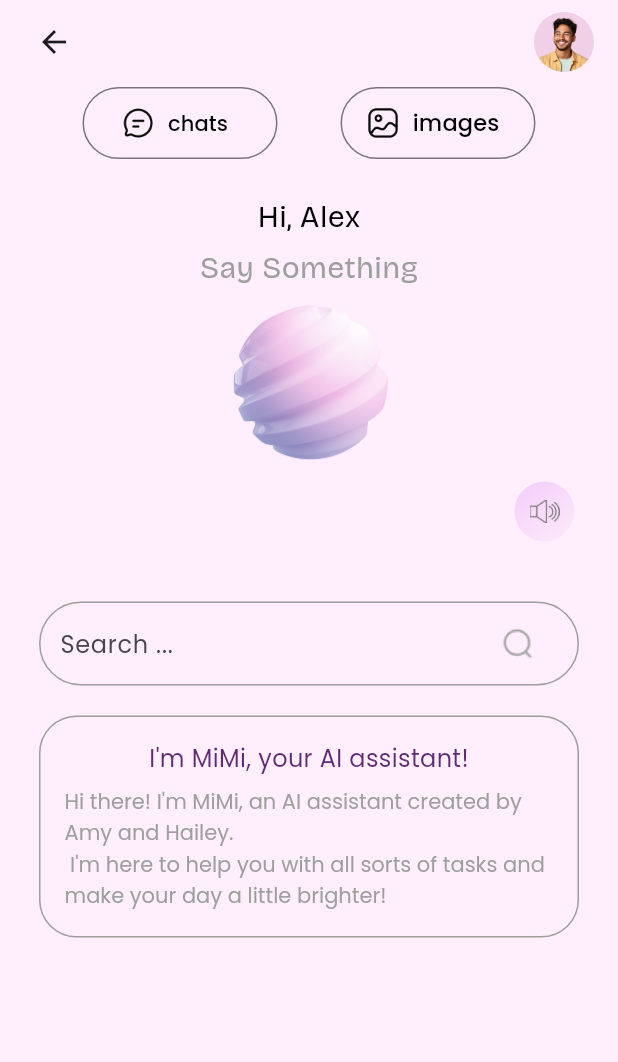
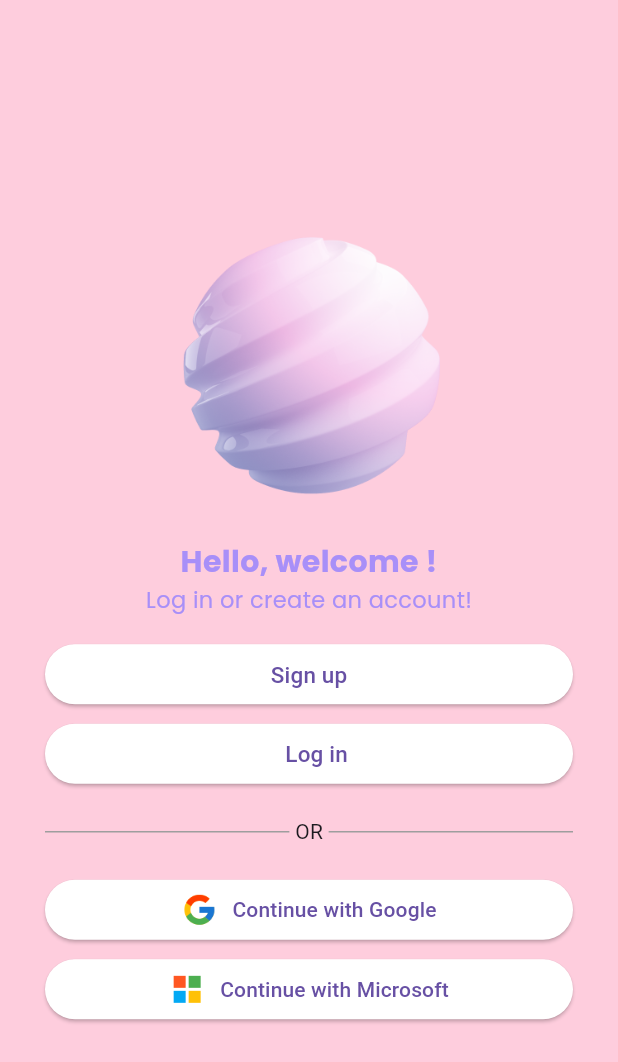
Before and after one commit to jiapanWei/voice_assistant, a Flutter app: the screen it shows after launch, on a phone screen of 412 x 824 dp. Shown: the top 1062 px of the screen. Run offline on Flutter 3.47's test engine with Material 3 defaults, Android fonts, the phone set to English and light mode, and no system bars; our stand-ins replace firebase_auth, firebase_core, google_fonts, image_gallery_saver, loading_animation_widget, lottie and 1 more; missing offline and left inert: flutter_downloader, text_to_speech; accounts and stored records are empty; project files that could hold a hidden picture were left out.

Commit message:
Adds LoginScreen and AuthScreen (firebase)

```diff
--- a/lib/main.dart
+++ b/lib/main.dart
@@ -1,13 +1,21 @@
 import 'package:flutter/material.dart';
+import 'package:voice_assistant/screens/login.dart';
 import 'package:voice_assistant/screens/main_screen.dart';
 import 'package:flutter_downloader/flutter_downloader.dart';
 
-void main() async{
+import 'firebase_options.dart';
+import 'package:firebase_core/firebase_core.dart';
+import 'package:firebase_auth/firebase_auth.dart';
+
+void main() async {
   WidgetsFlutterBinding.ensureInitialized();
-
+  await Firebase.initializeApp(
+    options: DefaultFirebaseOptions.currentPlatform,
+  );
   await FlutterDownloader.initialize(
     debug: true,
   );
+  await FirebaseAuth.instance.signOut(); // user every time the app starts
   runApp(const MyApp());
 }
 
@@ -17,11 +25,32 @@ class MyApp extends StatelessWidget {
   @override
   Widget build(BuildContext context) {
     return MaterialApp(
-      theme: ThemeData(
-        primarySwatch: Colors.blue,
+      title: 'Virtual Assistant Application', //TODO: remove?
+      debugShowCheckedModeBanner: false,
+      home: StreamBuilder(
+        stream: FirebaseAuth.instance.authStateChanges(),
+        builder: (ctx, AsyncSnapshot<User?> snapshot) {
+          if (snapshot.connectionState == ConnectionState.active) {
+            if (snapshot.data != null) {
+              return HomeScreen();
+            }
+            return LoginScreen();
+          } else {
+            return const Scaffold(
+              // Add a loading spinner
+              body: Center(
+                child: Column(
+                  mainAxisAlignment: MainAxisAlignment.center,
+                  children: [
+                    CircularProgressIndicator(),
+                    Text('Loading...'),
+                  ],
+                ),
+              ),
+            );
+          }
+        },
       ),
-      debugShowCheckedModeBanner: false,
-      home: HomeScreen(),
     );
   }
 }
--- /dev/null
+++ b/lib/screens/login.dart
@@ -0,0 +1,153 @@
+import 'package:flutter/material.dart';
+import 'package:google_fonts/google_fonts.dart';
+import 'package:voice_assistant/screens/authentication.dart';
+
+class LoginScreen extends StatelessWidget {
+  final _buttonStyle = ElevatedButton.styleFrom(
+    backgroundColor: const Color.fromARGB(255, 255, 255, 255),
+  );
+
+  void _navigateToAuthScreen(BuildContext context, bool isNewUser) {
+    Navigator.push(
+      context,
+      MaterialPageRoute(builder: (context) => AuthScreen(isNewUser: isNewUser)),
+    );
+  }
+
+  @override
+  Widget build(BuildContext context) {
+    return Scaffold(
+      backgroundColor: const Color.fromARGB(255, 254, 205, 221),
+      body: Center(
+        child: SingleChildScrollView(
+          child: Column(
+            mainAxisAlignment: MainAxisAlignment.center,
+            children: [
+              Container(
+                margin: const EdgeInsets.only(
+                  top: 0,
+                  bottom: 20,
+                  left: 20,
+                  right: 20,
+                ),
+                width: 200,
+                child: Image.asset('images/ball.png'),
+              ),
+              Text(
+                "Hello, welcome !",
+                style: GoogleFonts.poppins(
+                  fontSize: 20,
+                  fontWeight: FontWeight.bold,
+                  color: const Color.fromARGB(232, 160, 137, 251),
+                ),
+              ),
+              Text(
+                "Log in or create an account!",
+                style: GoogleFonts.poppins(
+                  fontSize: 15,
+                  color: const Color.fromARGB(232, 160, 137, 251),
+                ),
+              ),
+              const SizedBox(height: 15),
+              Container(
+                margin: const EdgeInsets.symmetric(horizontal: 30.0),
+                child: ElevatedButton(
+                  onPressed: () {
+                    _navigateToAuthScreen(context, true);
+                  },
+                  style: _buttonStyle,
+                  child: const Row(
+                    mainAxisAlignment: MainAxisAlignment.center,
+                    children: [
+                      Text(
+                        'Sign up',
+                        style: TextStyle(fontSize: 15),
+                      ),
+                    ],
+                  ),
+                ),
+              ),
+              const SizedBox(height: 5),
+              Container(
+                margin: const EdgeInsets.only(left: 30.0, right: 30.0),
+                child: ElevatedButton(
+                  onPressed: () {
+                    _navigateToAuthScreen(context, false);
+                  },
+                  style: _buttonStyle,
+                  child: const Row(
+                    mainAxisAlignment: MainAxisAlignment.center,
+                    children: [
+                      SizedBox(width: 10),
+                      Text(
+                        'Log in',
+                        style: TextStyle(fontSize: 15),
+                      ),
+                    ],
+                  ),
+                ),
+              ),
+              Container(
+                margin:
+                    const EdgeInsets.symmetric(horizontal: 30.0, vertical: 18),
+                child: const Row(
+                  children: [
+                    Expanded(
+                      child: Divider(
+                        color: Colors.grey,
+                      ),
+                    ),
+                    Text(" OR "),
+                    Expanded(
+                      child: Divider(
+                        color: Colors.grey,
+                      ),
+                    ),
+                  ],
+                ),
+              ),
+              Container(
+                margin: const EdgeInsets.only(left: 30.0, right: 30.0),
+                child: ElevatedButton(
+                  onPressed: () {
+                    _navigateToAuthScreen(
+                        context, false); //TODO: create handlers
+                  },
+                  style: _buttonStyle,
+                  child: Row(
+                    mainAxisAlignment: MainAxisAlignment.center,
+                    children: [
+                      Image.asset('images/google.png', height: 24, width: 24),
+                      const SizedBox(width: 10),
+                      const Text('Continue with Google'),
+                    ],
+                  ),
+                ),
+              ),
+              const SizedBox(height: 5),
+              Container(
+                margin: const EdgeInsets.only(left: 30.0, right: 30.0),
+                child: ElevatedButton(
+                  onPressed: () {
+                    _navigateToAuthScreen(
+                        context, false); //TODO: create handlers
+                  },
+                  style: _buttonStyle,
+                  child: Row(
+                    mainAxisAlignment: MainAxisAlignment.center,
+                    children: [
+                      Image.asset('images/microsoft.png',
+                          height: 24, width: 24),
+                      const SizedBox(width: 10),
+                      const Text('Continue with Microsoft'),
+                    ],
+                  ),
+                ),
+              ),
+            ],
+          ),
+        ),
+      ),
+    );
+  }
+}
--- a/lib/screens/main_screen.dart
+++ b/lib/screens/main_screen.dart
@@ -16,6 +16,8 @@ import "package:voice_assistant/api/api_service.dart";
 import 'package:text_to_speech/text_to_speech.dart';
 import 'package:flutter/scheduler.dart';
 import 'package:google_fonts/google_fonts.dart';
+import 'package:firebase_auth/firebase_auth.dart';
+import 'package:voice_assistant/screens/authentication.dart';
 
 class HomeScreen extends StatefulWidget {
   const HomeScreen({super.key});
@@ -217,6 +219,7 @@ class _HomeScreenState extends State<HomeScreen> {
             icon: Icon(Icons.arrow_back),
             onPressed: () {
               // Handle back button press
+              FirebaseAuth.instance.signOut();
               Navigator.pop(context);
             },
           ),
```
Also changed, not shown: lib/screens/authentication.dart (added, +227 -0 lines), pubspec.yaml (+4 -3 lines), images/google.png (added), images/microsoft.png (added), lib/firebase_options.dart (added), pubspec.lock, 6 other files.
